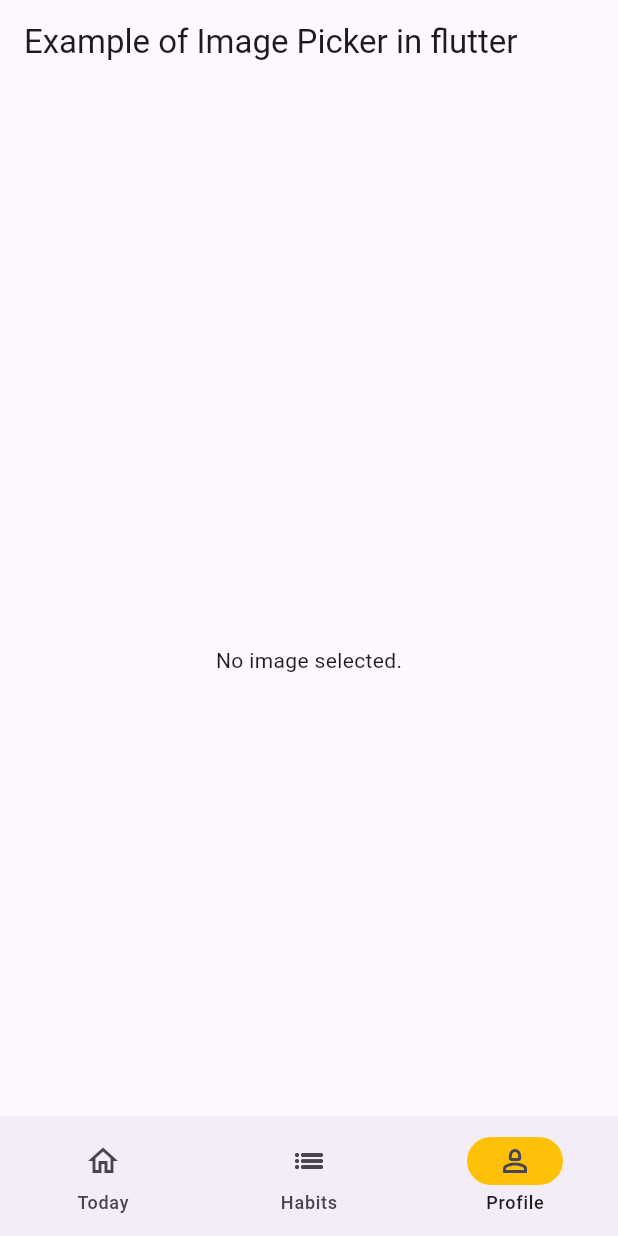
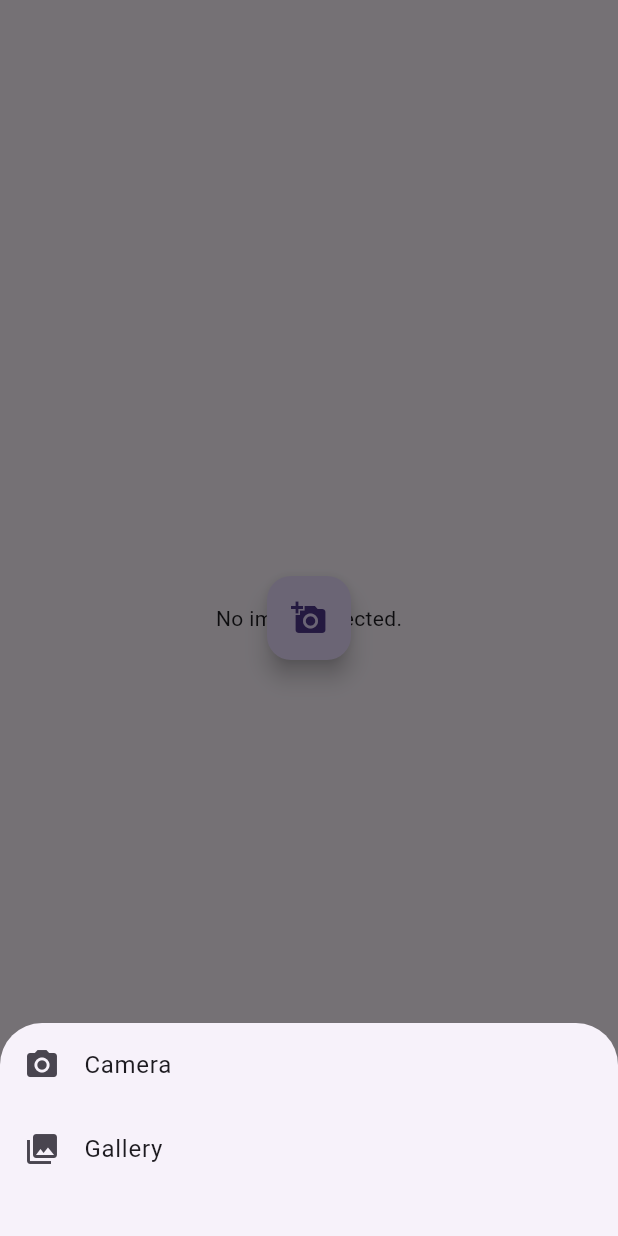
Before and after one commit to Nova-Drive/HabitSmasher, a Flutter app: the screen it shows after launch, item 3 of the bottom bar chosen, after a tap on the "add a photo" icon, on a phone screen of 412 x 824 dp. Run offline on Flutter 3.47's test engine with Material 3 defaults, Android fonts, the phone set to English and light mode, and no system bars; our stand-ins replace cloud_firestore, firebase_core, firebase_storage, flutter_map, flutter_slidable, image_picker and 3 more; accounts and stored records are empty.

Commit message:
fixing random things trying to get pictures working

```diff
--- a/lib/screens/add_edit_habit_event_view.dart
+++ b/lib/screens/add_edit_habit_event_view.dart
@@ -1,9 +1,13 @@
+import 'dart:io';
+
 import 'package:cloud_firestore/cloud_firestore.dart';
 import 'package:flutter/material.dart';
 import 'package:habitsmasher/buttons/date_picker.dart';
 import 'package:habitsmasher/extensions.dart';
 import 'package:habitsmasher/models/habit.dart';
 import 'package:habitsmasher/models/habit_event.dart';
+import 'package:habitsmasher/network/network.dart';
+import 'package:image_picker/image_picker.dart';
 import 'package:location/location.dart';
 
 class AddEditHabitEventView extends StatefulWidget {
@@ -29,6 +33,8 @@ class _AddEditHabitEventViewState extends State<AddEditHabitEventView> {
   TextEditingController dateController = TextEditingController();
   DateTime date = DateTime.now();
   bool? addLocation = false;
+  final ImagePicker _picker = ImagePicker();
+  XFile? _image;
 
   @override
   void initState() {
@@ -98,6 +104,9 @@ class _AddEditHabitEventViewState extends State<AddEditHabitEventView> {
     }
 
     //picture stuff goes here
+    if (_image != null) {
+      event.imagePath = uploadPic(File(_image!.path));
+    }
 
     if (operation == Operation.edit) {
       _editHabitEvent(widget.habitEvent!, event);
@@ -222,7 +231,11 @@ class _AddEditHabitEventViewState extends State<AddEditHabitEventView> {
                   const Padding(padding: EdgeInsets.symmetric(horizontal: 15)),
                   ElevatedButton(
                       onPressed: () {
-                        // add picture
+                        showModalBottomSheet(
+                            context: context,
+                            builder: (context) {
+                              return modalSheet(context);
+                            });
                       },
                       child: const Text('Add Picture'))
                 ]),
@@ -236,6 +249,51 @@ class _AddEditHabitEventViewState extends State<AddEditHabitEventView> {
         ),
       ),
     );
+  }
+
+  Widget modalSheet(context) {
+    return Column(
+      mainAxisSize: MainAxisSize.min,
+      children: <Widget>[
+        ListTile(
+          leading: const Icon(Icons.camera_alt),
+          title: const Text('Camera'),
+          onTap: () {
+            Navigator.pop(context);
+            _getImage(ImageSource.camera);
+          },
+        ),
+        ListTile(
+          leading: const Icon(Icons.photo_library),
+          title: const Text('Gallery'),
+          onTap: () {
+            Navigator.pop(context);
+            _getImage(ImageSource.gallery);
+          },
+        ),
+        const Padding(padding: EdgeInsets.all(15)),
+      ],
+    );
+  }
+
+  // This function is used to get the image from the camera
+  Future _getImage(ImageSource source) async {
+    // Future is used with async
+    // pickImage has two sources for ImageSource: .camera and .gallery
+
+    // need to make an action sheet or popup to choose between camera and gallery
+
+    final XFile? image;
+
+    if (source == ImageSource.camera) {
+      image = await _picker.pickImage(source: ImageSource.camera);
+    } else {
+      image = await _picker.pickImage(source: ImageSource.gallery);
+    }
+
+    setState(() {
+      _image = image; // set the image to the image file
+    });
   }
 }
 
--- a/lib/screens/test_widget.dart
+++ b/lib/screens/test_widget.dart
@@ -20,29 +20,65 @@ class _HomePageState extends State<HomePage> {
 
   @override
   Widget build(BuildContext context) {
-    return Scaffold(
-      appBar: AppBar(
-        title: const Text('Example of Image Picker in flutter'),
-      ),
-      body: Center(
-        child: _image == null
-            ? const Text('No image selected.')
-            // the image is a file so we need to give it the file path
-            : Image.file(File(_image!.path)), // get the image file via path
-      ),
-      floatingActionButton: FloatingActionButton(
-        onPressed: getImage,
-        tooltip: 'Pick Image',
-        child: const Icon(Icons.add_a_photo),
-      ),
+    return Stack(alignment: Alignment.center, children: <Widget>[
+      _image == null
+          ? const Text('No image selected.')
+          // the image is a file so we need to give it the file path
+          : Image.file(File(_image!.path)),
+      Align(
+          //alignment: Alignment.bottomRight,
+          child: FloatingActionButton(
+              onPressed: () {
+                showModalBottomSheet(
+                    context: context,
+                    builder: (context) {
+                      return modalSheet(context);
+                    });
+              },
+              tooltip: 'Pick Image',
+              child: const Icon(Icons.add_a_photo)))
+    ]);
+  }
+
+  Widget modalSheet(context) {
+    return Column(
+      mainAxisSize: MainAxisSize.min,
+      children: <Widget>[
+        ListTile(
+          leading: const Icon(Icons.camera_alt),
+          title: const Text('Camera'),
+          onTap: () {
+            Navigator.pop(context);
+            _getImage(ImageSource.camera);
+          },
+        ),
+        ListTile(
+          leading: const Icon(Icons.photo_library),
+          title: const Text('Gallery'),
+          onTap: () {
+            Navigator.pop(context);
+            _getImage(ImageSource.gallery);
+          },
+        ),
+        const Padding(padding: EdgeInsets.all(15)),
+      ],
     );
   }
 
   // This function is used to get the image from the camera
-  Future getImage() async {
+  Future _getImage(ImageSource source) async {
     // Future is used with async
     // pickImage has two sources for ImageSource: .camera and .gallery
-    final XFile? image = await _picker.pickImage(source: ImageSource.camera);
+
+    // need to make an action sheet or popup to choose between camera and gallery
+
+    final XFile? image;
+
+    if (source == ImageSource.camera) {
+      image = await _picker.pickImage(source: ImageSource.camera);
+    } else {
+      image = await _picker.pickImage(source: ImageSource.gallery);
+    }
 
     setState(() {
       _image = image; // set the image to the image file
```
Also changed, not shown: lib/network/network.dart (+18 -0 lines), lib/screens/habit_event_detail_view.dart (+11 -14 lines), lib/screens/habit_event_list_view.dart (+21 -11 lines), lib/screens/habit_list_view.dart (+23 -17 lines), pubspec.yaml (+7 -6 lines), firebase.json, pubspec.lock, 10 other files.
